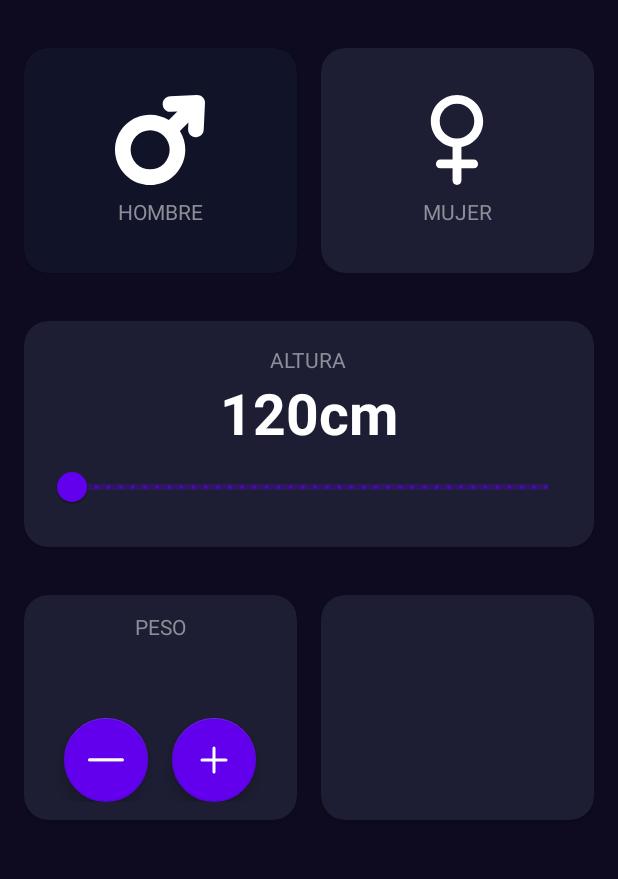
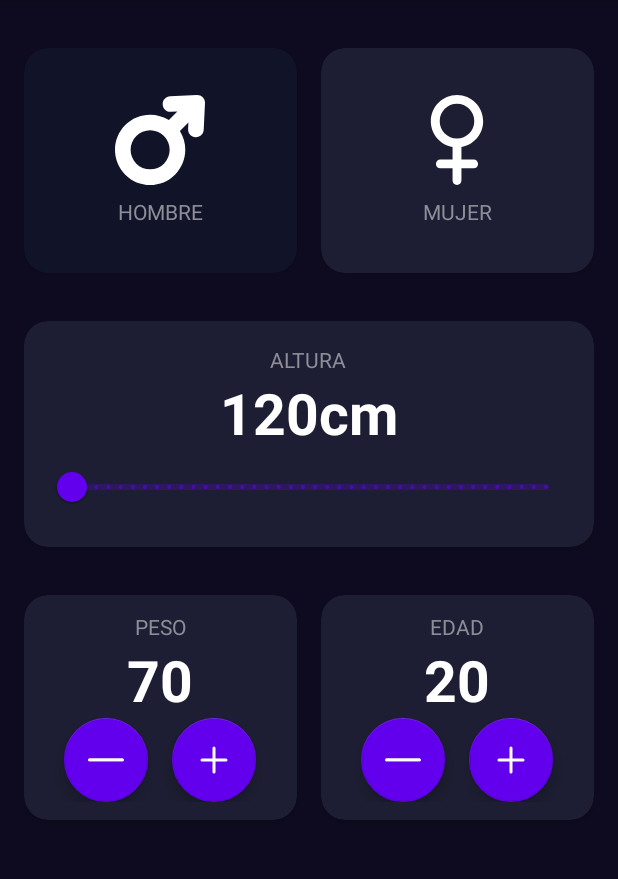
Before and after one commit to ZoiloGranda/curso-kotlin, an Android app: the IMCCalculatorActivity screen opened directly, with no data from a screen before it, on a phone screen of 412 x 824 dp, the part 84-963 px from its top. Run offline under Robolectric (Android 15) with nearby library versions, the phone set to English and light mode, and no system bars.

Commit message:
age card

```diff
--- a/app/src/main/java/com/example/androidtestapp/imccalculator/IMCCalculatorActivity.kt
+++ b/app/src/main/java/com/example/androidtestapp/imccalculator/IMCCalculatorActivity.kt
@@ -6,16 +6,26 @@ import android.widget.TextView
 import androidx.cardview.widget.CardView
 import androidx.core.content.ContextCompat
 import com.example.androidtestapp.R
+import com.google.android.material.floatingactionbutton.FloatingActionButton
 import com.google.android.material.slider.RangeSlider
 import java.text.DecimalFormat
 
 class IMCCalculatorActivity : AppCompatActivity() {
     private var isMaleSelected = true
     private var isFemaleSelected = false
+    private var currentWeight: Int = 70
+    private var currentAge: Int = 20
+
     private lateinit var viewMale: CardView
     private lateinit var viewFemale: CardView
     private lateinit var tvHeight: TextView
     private lateinit var rsHeight: RangeSlider
+    private lateinit var btnSubtractWeight: FloatingActionButton
+    private lateinit var btnPlusWeight: FloatingActionButton
+    private lateinit var tvWeight: TextView
+    private lateinit var btnSubtractAge: FloatingActionButton
+    private lateinit var btnPlusAge: FloatingActionButton
+    private lateinit var tvAge: TextView
     override fun onCreate(savedInstanceState: Bundle?) {
         super.onCreate(savedInstanceState)
         setContentView(R.layout.activity_imccalculator)
@@ -29,6 +39,12 @@ class IMCCalculatorActivity : AppCompatActivity() {
         viewFemale = findViewById(R.id.viewFemale)
         tvHeight = findViewById(R.id.tvHeight)
         rsHeight = findViewById(R.id.rsHeight)
+        btnSubtractWeight = findViewById(R.id.btnSubtractWeight)
+        btnPlusWeight = findViewById(R.id.btnPlusWeight)
+        tvWeight = findViewById(R.id.tvWeight)
+        btnSubtractAge = findViewById(R.id.btnSubtractAge)
+        btnPlusAge = findViewById(R.id.btnPlusAge)
+        tvAge = findViewById(R.id.tvAge)
     }
 
     private fun initListeners() {
@@ -45,6 +61,30 @@ class IMCCalculatorActivity : AppCompatActivity() {
             val result = df.format(value)
             tvHeight.text = "$result cm"
         }
+        btnPlusWeight.setOnClickListener {
+            currentWeight += 1
+            setWeight()
+        }
+        btnSubtractWeight.setOnClickListener {
+            currentWeight -= 1
+            setWeight()
+        }
+        btnPlusAge.setOnClickListener {
+            currentAge += 1
+            setAge()
+        }
+        btnSubtractAge.setOnClickListener {
+            currentAge -= 1
+            setAge()
+        }
+    }
+
+    private fun setWeight() {
+        tvWeight.text = currentWeight.toString()
+    }
+
+    private fun setAge() {
+        tvAge.text = currentAge.toString()
     }
 
     private fun changeGender() {
@@ -70,5 +110,7 @@ class IMCCalculatorActivity : AppCompatActivity() {
 
     private fun initUI() {
         setGenderColor()
+        setWeight()
+        setAge()
     }
 }
--- a/app/src/main/res/layout/activity_imccalculator.xml
+++ b/app/src/main/res/layout/activity_imccalculator.xml
@@ -192,5 +192,51 @@
         app:layout_constraintStart_toEndOf="@id/viewWeight"
         app:layout_constraintTop_toBottomOf="@id/viewHeight">
 
+        <androidx.appcompat.widget.LinearLayoutCompat
+            android:layout_width="match_parent"
+            android:layout_height="match_parent"
+            android:gravity="center"
+            android:orientation="vertical">
+
+            <TextView
+                android:layout_width="wrap_content"
+                android:layout_height="wrap_content"
+                android:text="@string/age"
+                android:textAllCaps="true"
+                android:textColor="@color/title_text"></TextView>
+
+            <TextView
+                android:id="@+id/tvAge"
+                android:layout_width="wrap_content"
+                android:layout_height="wrap_content"
+                android:textColor="@color/white"
+                android:textSize="38sp"
+                android:textStyle="bold"
+                tools:text="18"></TextView>
+
+            <androidx.appcompat.widget.LinearLayoutCompat
+                android:layout_width="match_parent"
+                android:layout_height="wrap_content"
+                android:gravity="center"
+                android:orientation="horizontal">
+
+                <com.google.android.material.floatingactionbutton.FloatingActionButton
+                    android:id="@+id/btnSubtractAge"
+                    android:layout_width="wrap_content"
+                    android:layout_height="wrap_content"
+                    android:layout_marginEnd="16dp"
+                    android:src="@drawable/ic_subtract"
+                    app:backgroundTint="@color/background_fab"
+                    app:tint="@color/white" />
+
+                <com.google.android.material.floatingactionbutton.FloatingActionButton
+                    android:id="@+id/btnPlusAge"
+                    android:layout_width="wrap_content"
+                    android:layout_height="wrap_content"
+                    android:src="@drawable/ic_plus"
+                    app:backgroundTint="@color/background_fab"
+                    app:tint="@color/white" />
+            </androidx.appcompat.widget.LinearLayoutCompat>
+        </androidx.appcompat.widget.LinearLayoutCompat>
     </androidx.cardview.widget.CardView>
 </androidx.constraintlayout.widget.ConstraintLayout>
--- a/app/src/main/res/values/strings.xml
+++ b/app/src/main/res/values/strings.xml
@@ -4,5 +4,7 @@
     <string name="female">Mujer</string>
     <string name="height">Altura</string>
     <string name="weight">Peso</string>
+    <string name="age">Edad</string>
+
 
 </resources>
```
